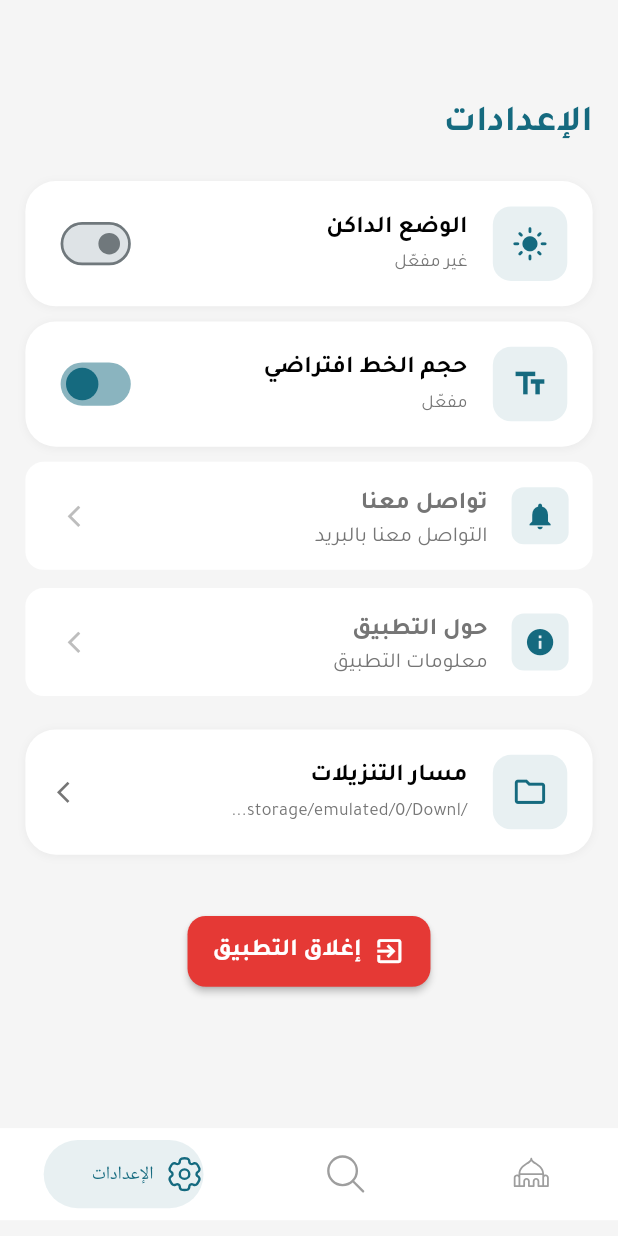
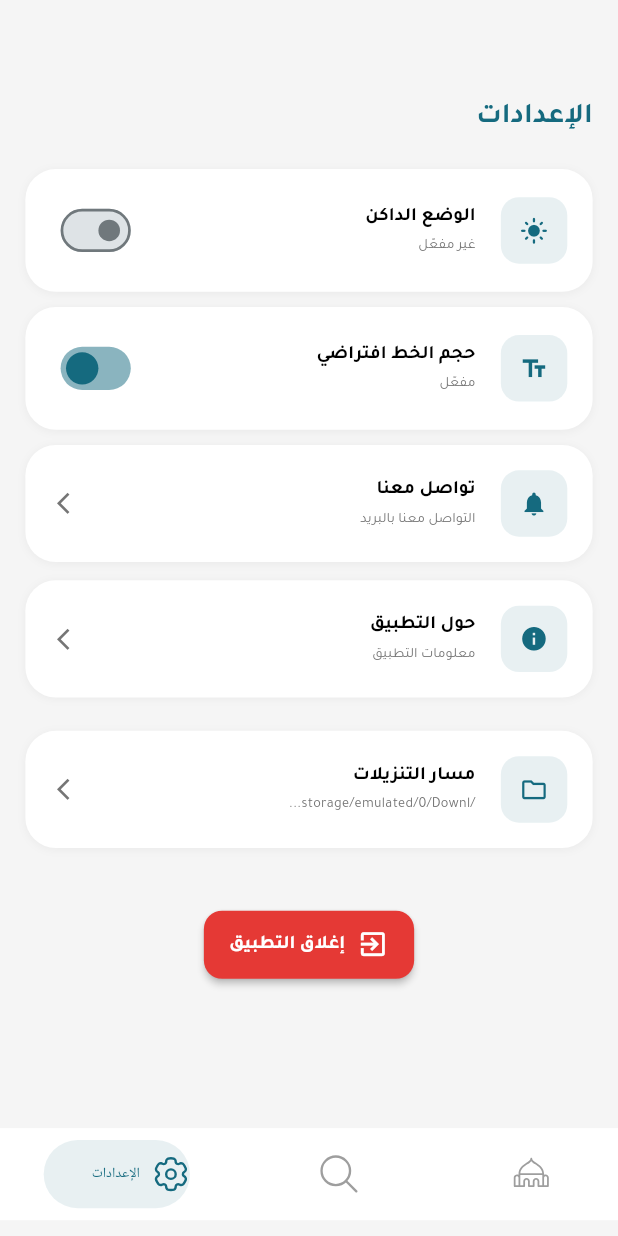
Before and after one commit to oiu85/Seraj-Aldeen-Islamic-flutter-app, a Flutter app: the screen it shows after launch, swiped to page 3, on a phone screen of 412 x 824 dp. Run offline on Flutter 3.47's test engine with Material 3 defaults, Android fonts, the phone set to English and light mode, and no system bars; drawn by our look-alikes of salomon_bottom_bar; our stand-ins replace dartz, device_info_plus, dio, equatable, flutter_animate, flutter_bloc and 16 more; missing offline and left inert: android_intent_plus; network calls fail.

Commit message:
*Abdullah (fixing issues ui based on the coustmer order)

```diff
--- a/lib/core/responsive/screen_util_res.dart
+++ b/lib/core/responsive/screen_util_res.dart
@@ -1,27 +1,22 @@
 import 'package:flutter_screenutil/flutter_screenutil.dart';
-import 'package:shared_preferences/shared_preferences.dart';
 
 /// Centralized Screen Utility Library
 /// This file provides a single point of access for all screen utilities
 /// and font size calculations across the entire application
 class ScreenUtilRes {
-  // Font size multiplier - static for now, will be updated on app restart
+  // Font size multiplier - managed by FontSizeManager
   static double _fontSizeMultiplier = 1.0;
 
   // UI scale multiplier - fixed at 1.0 (no UI scaling)
   static double get _uiScaleMultiplier => 1.0;
 
-  // Initialize settings service and load font size
-  static Future<void> initialize() async {
-    // Load font size from SharedPreferences
-    final prefs = await SharedPreferences.getInstance();
-    _fontSizeMultiplier = prefs.getDouble('font_size_multiplier') ?? 1.0;
-  }
-
-  // Method to update font size multiplier (called after settings are saved)
+  // Method to update font size multiplier (called by FontSizeManager)
   static void updateFontSizeMultiplier(double multiplier) {
     _fontSizeMultiplier = multiplier;
   }
+
+  // Getter to access current font size multiplier
+  static double get fontSizeMultiplier => _fontSizeMultiplier;
 
   // Screen utility instance
   static ScreenUtil get _screenUtil => ScreenUtil();
--- a/lib/core/theme/font_size_manager.dart
+++ b/lib/core/theme/font_size_manager.dart
@@ -8,9 +8,9 @@ class FontSizeManager extends ChangeNotifier {
   static const String _isDefaultKey = 'is_default_font_size';
 
   // Font size boundaries
-  static const double minFontSize = 0.8;
-  static const double maxFontSize = 1.1;
-  static const double defaultFontSize = 1.0;
+  static const double minFontSize = 0.7;
+  static const double maxFontSize = 0.91;
+  static const double defaultFontSize = 0.78;
 
   double _fontSizeMultiplier = defaultFontSize;
   bool _isDefaultFontSize = true;
@@ -38,7 +38,7 @@ class FontSizeManager extends ChangeNotifier {
   Future<void> toggleDefaultFontSize() async {
     _isDefaultFontSize = !_isDefaultFontSize;
 
-    // If switching to default, reset to 1.0
+    // If switching to default, reset to default font size
     if (_isDefaultFontSize) {
       _fontSizeMultiplier = defaultFontSize;
       ScreenUtilRes.updateFontSizeMultiplier(_fontSizeMultiplier);
--- a/lib/features/benefits_fatwas/presentation/utils/benefits_constants.dart
+++ b/lib/features/benefits_fatwas/presentation/utils/benefits_constants.dart
@@ -25,7 +25,7 @@ class BenefitsConstants {
   static const String defaultVisitorCount = '0';
   static const String pageTitle = 'فوائد وفتاوى';
   static const String viewAllText = 'الكل';
-  static const String authorLabel = 'فضيلة الشيخ';
+  static const String authorLabel = 'الإمام الشيخ';
 
   // Error Messages
   static const String genericError = 'حدث خطأ أثناء تحميل البيانات';
--- a/lib/features/home/presentation/widgets/main_card.dart
+++ b/lib/features/home/presentation/widgets/main_card.dart
@@ -12,6 +12,7 @@ class MainCard extends StatelessWidget {
 
   @override
   Widget build(BuildContext context) {
+    print("the font size is========================================  ${14.f}");
     return InkWell(
       onTap: (){
         Get.toNamed(AppRoute.biography);
@@ -37,43 +38,42 @@ class MainCard extends StatelessWidget {
                   padding: EdgeInsets.only(top: 30.0.p, right: 12.p, left: 12.p),
                   child: Column(
                     crossAxisAlignment: CrossAxisAlignment.start,
-                    mainAxisSize: MainAxisSize.min,
+                    mainAxisSize: MainAxisSize.max,
                     children: [
                       Text(
-                        "أهلاً بكم في تطبيق فضيلة الإمام الشيخ:",
+                        "أهلاً بكم في التطبيق الرسمي \nوالوحيد لللإمام الشيخ:",
                         style: TextStyle(
                           fontFamily: FontFamily.tajawal,
-                          fontSize: 18.f,
+                          fontSize: 20.f,
                           fontWeight: FontWeight.bold,
                           color: AppColors.white,
                         ),
                         softWrap: true,
                       ),
-                      SizedBox(height: 8.h),
                       Text(
-                        "عبدالله سراج الدين الحسيني",
+                        "عبدالله سراج الدين",
                         style: TextStyle(
                           fontWeight: FontWeight.bold,
-                          fontSize: 16.f,
+                          fontSize: 20.f,
                           fontFamily: FontFamily.tajawal,
                           color: AppColors.white,
                         ),
                       ),
-                      SizedBox(height: 4.h,),
+                      SizedBox(height: 8.h,),
                       Text(
                         "رحمه الله ورضي عنه ",
                         style: TextStyle(
                           fontFamily: FontFamily.tajawal,
-                          fontSize: 13.f,
+                          fontSize: 18.f,
                           fontWeight: FontWeight.bold,
                           color: AppColors.white
                         ),
                       ),
-                      SizedBox(height: 4.h,),
+                      SizedBox(height: 12.h,),
                       Text(
-                        "1442-1342",
+                        " هــ 1442-1342",
                         style: TextStyle(
-                          fontSize: 14.f,
+                          fontSize: 16.f,
                           fontWeight: FontWeight.bold,
                           fontFamily: FontFamily.tajawal,
                           color: AppColors.white,
@@ -95,7 +95,7 @@ class MainCard extends StatelessWidget {
                           child: Row(
                             children: [
                               Text(
-                                "السيرة الذاتية",
+                                "تتعلق بالإمام",
                                 style: TextStyle(
                                   color: AppColors.primary,
                                   fontWeight: FontWeight.bold,
@@ -129,7 +129,7 @@ class MainCard extends StatelessWidget {
                     Assets.images.abdullahSerajAldeen.path,
                     fit: BoxFit.contain,
                     height: 158,
-                    width: 180,
+                    width: 158,
                   ),
                 ),
               ),
--- a/lib/features/settings/presentation/pages/settings_page.dart
+++ b/lib/features/settings/presentation/pages/settings_page.dart
@@ -91,48 +91,74 @@ class SettingsPage extends StatelessWidget {
     required VoidCallback onTap,
   }) {
     return Container(
-
       margin: EdgeInsets.only(bottom: 12.h),
+      padding: EdgeInsets.all(16.w),
       decoration: BoxDecoration(
         color: AppColors.cardBackground,
+        borderRadius: BorderRadius.circular(20.r),
+        boxShadow: [
+          BoxShadow(
+            color: AppColors.black.withValues(alpha: 0.05),
+            blurRadius: 4,
+            offset: const Offset(0, 1),
+          ),
+        ],
+      ),
+      child: InkWell(
+        onTap: onTap,
+        borderRadius: BorderRadius.circular(20.r),
+        child: Row(
+          children: [
+            // Icon
+            Container(
+              padding: EdgeInsets.all(12.w),
+              decoration: BoxDecoration(
+                color: AppColors.primary.withValues(alpha: 0.1),
                 borderRadius: BorderRadius.circular(12.r),
-      ),
-      child: ListTile(
-        leading: Container(
-          padding: EdgeInsets.all(8.w),
-          decoration: BoxDecoration(
-            color: AppColors.primary.withOpacity(0.1),
-            borderRadius: BorderRadius.circular(8.r),
               ),
               child: Icon(
                 icon,
                 color: AppColors.primary,
-            size: 20.w,
+                size: 24.f,
               ),
             ),
-        title: Text(
+            SizedBox(width: 16.w),
+
+            // Text
+            Expanded(
+              child: Column(
+                crossAxisAlignment: CrossAxisAlignment.start,
+                children: [
+                  Text(
                     title,
                     style: TextStyle(
+                      fontSize: 16.f,
+                      fontWeight: FontWeight.bold,
                       fontFamily: FontFamily.tajawal,
-            fontSize: 16.f,
-            fontWeight: FontWeight.w600,
+                      color: AppColors.textPrimary,
+                    ),
+                  ),
+                  SizedBox(height: 4.h),
+                  Text(
+                    subtitle,
+                    style: TextStyle(
+                      fontSize: 12.f,
+                      fontFamily: FontFamily.tajawal,
                       color: AppColors.textSecondary,
                     ),
                   ),
-        subtitle: Text(
-          subtitle,
-          style: TextStyle(
-            fontFamily: FontFamily.tajawal,
-            fontSize: 14.f,
-            color: Colors.grey[600],
+                ],
               ),
             ),
-        trailing: Icon(
+
+            // Arrow Icon
+            Icon(
               Icons.arrow_forward_ios,
               size: 16.w,
-          color: Colors.grey[400],
+              color: AppColors.textSecondary,
             ),
-        onTap: onTap,
+          ],
+        ),
       ),
     );
   }
--- a/lib/features/settings/presentation/widgets/font_size_toggle_widget.dart
+++ b/lib/features/settings/presentation/widgets/font_size_toggle_widget.dart
@@ -147,7 +147,7 @@ class FontSizeToggleWidget extends StatelessWidget {
                           value: fontSizeManager.fontSizeMultiplier,
                           min: FontSizeManager.minFontSize,
                           max: FontSizeManager.maxFontSize,
-                          divisions: 6, // 0.8, 0.85, 0.9, 0.95, 1.0, 1.05, 1.1
+                          divisions: 7, // 0.7, 0.735, 0.77, 0.805, 0.84, 0.875, 0.91
                           label: fontSizeManager.fontSizeMultiplier.toStringAsFixed(2),
                           onChanged: (value) async {
                             await fontSizeManager.setFontSize(value);
--- a/lib/main.dart
+++ b/lib/main.dart
@@ -6,7 +6,6 @@ import 'package:get/get_navigation/src/root/get_material_app.dart';
 import 'package:provider/provider.dart';
 import 'package:seraj_aldean_flutter_app/config/appconfig/app_colors.dart';
 import 'package:seraj_aldean_flutter_app/core/di/app_dependencies.dart';
-import 'package:seraj_aldean_flutter_app/core/responsive/screen_util_res.dart';
 import 'package:seraj_aldean_flutter_app/core/shared/widgets/close_app_button.dart';
 import 'package:seraj_aldean_flutter_app/core/theme/font_size_manager.dart';
 import 'package:seraj_aldean_flutter_app/core/theme/theme_manager.dart';
@@ -18,9 +17,6 @@ void main() async {
 
   //? Initialize dependencies
   setupAppDependencies();
-
-  //? Initialize ScreenUtilRes to load font size
-  await ScreenUtilRes.initialize();
 
   await SystemChrome.setEnabledSystemUIMode(SystemUiMode.immersiveSticky);
 
@@ -49,13 +45,20 @@ class _MyAppState extends State<MyApp> {
 
     return Consumer2<ThemeManager, FontSizeManager>(
       builder: (context, themeManager, fontSizeManager, _) {
+        final mediaQuery = MediaQuery.of(context);
         // Update AppColors when theme changes
         AppColors.setDarkMode(themeManager.isDarkMode);
 
         //? Note: Use key to force complete rebuild on theme or font size change
-        return ScreenUtilInit(
-          key: ValueKey('${themeManager.isDarkMode}_${fontSizeManager.fontSizeMultiplier}'),
-          designSize: const Size(390, 814), //* iphone X Size
+        return MediaQuery(
+          data: mediaQuery.copyWith(
+            textScaler: const TextScaler.linear(1),
+          ),
+          child: ScreenUtilInit(
+            key: ValueKey(
+                '${themeManager.isDarkMode}_${fontSizeManager.fontSizeMultiplier}'),
+            designSize: const Size(390, 814),
+            //* iphone X Size
             minTextAdapt: true,
             splitScreenMode: true,
             builder: (context, child) {
@@ -66,7 +69,9 @@ class _MyAppState extends State<MyApp> {
                   useMaterial3: true,
                   colorScheme: ColorScheme.fromSeed(
                     seedColor: AppColors.primary,
-                  brightness: themeManager.isDarkMode ? Brightness.dark : Brightness.light,
+                    brightness: themeManager.isDarkMode
+                        ? Brightness.dark
+                        : Brightness.light,
                   ),
                 ),
                 debugShowCheckedModeBanner: false,
@@ -87,6 +92,7 @@ class _MyAppState extends State<MyApp> {
             child: const CloseAppWillPopScope(
               child: HomePage(),
             ),
+          ),
         );
       },
     );
```
Lines whose indentation alone changed are shown as unchanged.
